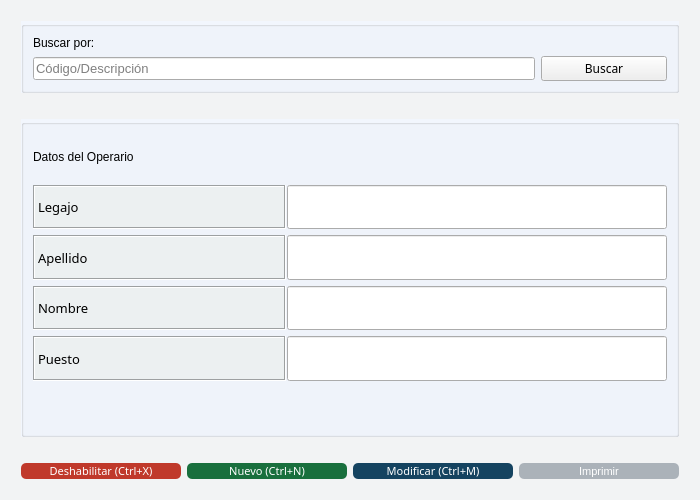
Lonaris/Corupel, file Vistas/gui/detalles/operario_detalle.ui: the form before one commit.
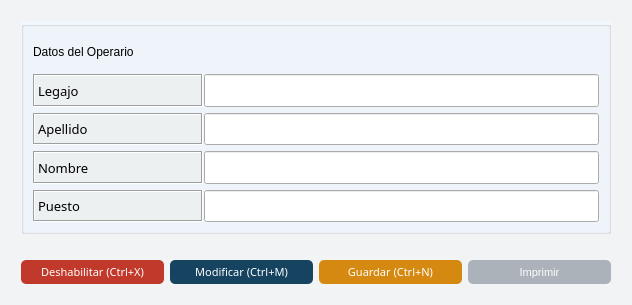
The form after the commit. Icons and pictures are not drawn.

The edit to the form file:
```diff
--- a/Vistas/gui/detalles/operario_detalle.ui
+++ b/Vistas/gui/detalles/operario_detalle.ui
@@ -6,8 +6,8 @@
    <rect>
     <x>0</x>
     <y>0</y>
-    <width>700</width>
-    <height>500</height>
+    <width>632</width>
+    <height>305</height>
    </rect>
   </property>
   <property name="sizePolicy">
@@ -439,7 +439,7 @@
   </property>
   <layout class="QGridLayout" name="gridLayout_3">
    <item row="0" column="0">
-    <layout class="QGridLayout" name="gridLayout" rowstretch="0,0,80,0,0" columnstretch="20,0">
+    <layout class="QGridLayout" name="gridLayout" rowstretch="90,0,10" columnstretch="20,0">
      <property name="leftMargin">
       <number>10</number>
      </property>
@@ -453,282 +453,6 @@
       <number>10</number>
      </property>
      <item row="2" column="0" colspan="2">
-      <widget class="QGroupBox" name="groupBox_2">
-       <property name="font">
-        <font>
-         <family>Arial</family>
-         <pointsize>10</pointsize>
-         <weight>75</weight>
-         <bold>true</bold>
-        </font>
-       </property>
-       <property name="styleSheet">
-        <string notr="true">#groupBox_2{
-	background-color: #F2F6FD;
-	}</string>
-       </property>
-       <property name="title">
-        <string/>
-       </property>
-       <layout class="QGridLayout" name="gridLayout_5" columnstretch="40,60">
-        <property name="horizontalSpacing">
-         <number>1</number>
-        </property>
-        <item row="1" column="1">
-         <widget class="QLineEdit" name="ope_legajo">
-          <property name="sizePolicy">
-           <sizepolicy hsizetype="Expanding" vsizetype="Expanding">
-            <horstretch>0</horstretch>
-            <verstretch>0</verstretch>
-           </sizepolicy>
-          </property>
-          <property name="font">
-           <font>
-            <family>DokChampa</family>
-            <pointsize>10</pointsize>
-            <weight>50</weight>
-            <bold>false</bold>
-           </font>
-          </property>
-          <property name="text">
-           <string/>
-          </property>
-         </widget>
-        </item>
-        <item row="2" column="1">
-         <widget class="QLineEdit" name="ope_apellido">
-          <property name="sizePolicy">
-           <sizepolicy hsizetype="Expanding" vsizetype="Expanding">
-            <horstretch>0</horstretch>
-            <verstretch>0</verstretch>
-           </sizepolicy>
-          </property>
-          <property name="font">
-           <font>
-            <family>DokChampa</family>
-            <pointsize>10</pointsize>
-            <weight>50</weight>
-            <bold>false</bold>
-           </font>
-          </property>
-          <property name="text">
-           <string/>
-          </property>
-         </widget>
-        </item>
-        <item row="0" column="0">
-         <widget class="QLabel" name="label">
-          <property name="sizePolicy">
-           <sizepolicy hsizetype="Expanding" vsizetype="Expanding">
-            <horstretch>0</horstretch>
-            <verstretch>0</verstretch>
-           </sizepolicy>
-          </property>
-          <property name="text">
-           <string>Datos del Operario</string>
-          </property>
-         </widget>
-        </item>
-        <item row="2" column="0">
-         <widget class="QLabel" name="label_apellido">
-          <property name="sizePolicy">
-           <sizepolicy hsizetype="Expanding" vsizetype="Expanding">
-            <horstretch>0</horstretch>
-            <verstretch>0</verstretch>
-           </sizepolicy>
-          </property>
-          <property name="font">
-           <font>
-            <family>DokChampa</family>
-            <pointsize>10</pointsize>
-            <weight>50</weight>
-            <bold>false</bold>
-           </font>
-          </property>
-          <property name="styleSheet">
-           <string notr="true">#label_apellido{
-	background-color: #ECF0F1;
-	}</string>
-          </property>
-          <property name="frameShape">
-           <enum>QFrame::Box</enum>
-          </property>
-          <property name="frameShadow">
-           <enum>QFrame::Sunken</enum>
-          </property>
-          <property name="text">
-           <string>Apellido</string>
-          </property>
-         </widget>
-        </item>
-        <item row="3" column="0">
-         <widget class="QLabel" name="label_nombre">
-          <property name="sizePolicy">
-           <sizepolicy hsizetype="Expanding" vsizetype="Preferred">
-            <horstretch>0</horstretch>
-            <verstretch>0</verstretch>
-           </sizepolicy>
-          </property>
-          <property name="font">
-           <font>
-            <family>DokChampa</family>
-            <pointsize>10</pointsize>
-            <weight>50</weight>
-            <bold>false</bold>
-           </font>
-          </property>
-          <property name="styleSheet">
-           <string notr="true">#label_nombre{
-	background-color: #ECF0F1;
-	}</string>
-          </property>
-          <property name="frameShape">
-           <enum>QFrame::Box</enum>
-          </property>
-          <property name="frameShadow">
-           <enum>QFrame::Sunken</enum>
-          </property>
-          <property name="text">
-           <string>Nombre</string>
-          </property>
-         </widget>
-        </item>
-        <item row="4" column="1">
-         <widget class="QLineEdit" name="ope_puesto">
-          <property name="sizePolicy">
-           <sizepolicy hsizetype="Expanding" vsizetype="Expanding">
-            <horstretch>0</horstretch>
-            <verstretch>0</verstretch>
-           </sizepolicy>
-          </property>
-          <property name="font">
-           <font>
-            <family>DokChampa</family>
-            <pointsize>10</pointsize>
-            <weight>50</weight>
-            <bold>false</bold>
-           </font>
-          </property>
-         </widget>
-        </item>
-        <item row="1" column="0">
-         <widget class="QLabel" name="label_legajo">
-          <property name="sizePolicy">
-           <sizepolicy hsizetype="Expanding" vsizetype="Expanding">
-            <horstretch>0</horstretch>
-            <verstretch>0</verstretch>
-           </sizepolicy>
-          </property>
-          <property name="font">
-           <font>
-            <family>DokChampa</family>
-            <pointsize>10</pointsize>
-            <weight>50</weight>
-            <bold>false</bold>
-           </font>
-          </property>
-          <property name="styleSheet">
-           <string notr="true">#label_legajo{
-	background-color: #ECF0F1;
-	}</string>
-          </property>
-          <property name="frameShape">
-           <enum>QFrame::Box</enum>
-          </property>
-          <property name="frameShadow">
-           <enum>QFrame::Sunken</enum>
-          </property>
-          <property name="text">
-           <string>Legajo</string>
-          </property>
-         </widget>
-        </item>
-        <item row="4" column="0">
-         <widget class="QLabel" name="label_puesto">
-          <property name="sizePolicy">
-           <sizepolicy hsizetype="Expanding" vsizetype="Expanding">
-            <horstretch>0</horstretch>
-            <verstretch>0</verstretch>
-           </sizepolicy>
-          </property>
-          <property name="font">
-           <font>
-            <family>DokChampa</family>
-            <pointsize>10</pointsize>
-            <weight>50</weight>
-            <bold>false</bold>
-           </font>
-          </property>
-          <property name="styleSheet">
-           <string notr="true">#label_puesto{
-	background-color: #ECF0F1;
-	}</string>
-          </property>
-          <property name="frameShape">
-           <enum>QFrame::Box</enum>
-          </property>
-          <property name="frameShadow">
-           <enum>QFrame::Sunken</enum>
-          </property>
-          <property name="text">
-           <string>Puesto</string>
-          </property>
-         </widget>
-        </item>
-        <item row="3" column="1">
-         <widget class="QLineEdit" name="ope_nombre">
-          <property name="enabled">
-           <bool>true</bool>
-          </property>
-          <property name="sizePolicy">
-           <sizepolicy hsizetype="Expanding" vsizetype="Expanding">
-            <horstretch>0</horstretch>
-            <verstretch>0</verstretch>
-           </sizepolicy>
-          </property>
-          <property name="font">
-           <font>
-            <family>DokChampa</family>
-            <pointsize>10</pointsize>
-            <weight>50</weight>
-            <bold>false</bold>
-           </font>
-          </property>
-          <property name="text">
-           <string/>
-          </property>
-         </widget>
-        </item>
-        <item row="5" column="0" colspan="2">
-         <spacer name="verticalSpacer">
-          <property name="orientation">
-           <enum>Qt::Vertical</enum>
-          </property>
-          <property name="sizeHint" stdset="0">
-           <size>
-            <width>20</width>
-            <height>40</height>
-           </size>
-          </property>
-         </spacer>
-        </item>
-       </layout>
-      </widget>
-     </item>
-     <item row="3" column="0" colspan="2">
-      <spacer name="horizontalSpacer">
-       <property name="orientation">
-        <enum>Qt::Horizontal</enum>
-       </property>
-       <property name="sizeHint" stdset="0">
-        <size>
-         <width>40</width>
-         <height>20</height>
-        </size>
-       </property>
-      </spacer>
-     </item>
-     <item row="4" column="0" colspan="2">
       <layout class="QHBoxLayout" name="horizontalLayout" stretch="20,20,20,20">
        <item>
         <widget class="QPushButton" name="btn_deshabilitar">
@@ -1188,51 +912,6 @@
          </property>
         </widget>
        </item>
-       <item>
-        <widget class="QPushButton" name="btn_nuevo">
-         <property name="sizePolicy">
-          <sizepolicy hsizetype="Expanding" vsizetype="Expanding">
-           <horstretch>0</horstretch>
-           <verstretch>0</verstretch>
-          </sizepolicy>
-         </property>
-         <property name="font">
-          <font>
-           <family>Ariall</family>
-           <pointsize>-1</pointsize>
-          </font>
-         </property>
-         <property name="styleSheet">
-          <string notr="true">/*Estilos para el botón*/
-
-#btn_nuevo{
-	background-color: #196F3D;
-	color: #ffffff;
-	font-family: 'Ariall';
-	font-size: 11px;
-	border-radius: 5px;
-	}
-
-#btn_nuevo:hover{
-	background-color: #04B431;
-	}
-</string>
-         </property>
-         <property name="text">
-          <string>Nuevo (Ctrl+N)</string>
-         </property>
-         <property name="icon">
-          <iconset>
-           <normaloff>../ico/add_to_database.ico</normaloff>../ico/add_to_database.ico</iconset>
-         </property>
-         <property name="iconSize">
-          <size>
-           <width>40</width>
-           <height>40</height>
-          </size>
-         </property>
-        </widget>
-       </item>
        <item>
         <widget class="QPushButton" name="btn_modificar">
          <property name="sizePolicy">
@@ -1284,6 +963,52 @@
          </property>
         </widget>
        </item>
+       <item>
+        <widget class="QPushButton" name="btn_nuevo">
+         <property name="sizePolicy">
+          <sizepolicy hsizetype="Expanding" vsizetype="Expanding">
+           <horstretch>0</horstretch>
+           <verstretch>0</verstretch>
+          </sizepolicy>
+         </property>
+         <property name="font">
+          <font>
+           <family>Ariall</family>
+           <pointsize>-1</pointsize>
+          </font>
+         </property>
+         <property name="styleSheet">
+          <string notr="true">/*Estilos para el botón*/
+
+#btn_nuevo{
+	background-color: #D68910  ;
+	color: #ffffff;
+	font-family: 'Ariall';
+	font-size: 11px;
+	border-radius: 5px;
+	}
+
+#btn_nuevo:hover{
+	background-color: #F1C40F ;
+	}
+
+</string>
+         </property>
+         <property name="text">
+          <string>Guardar (Ctrl+N)</string>
+         </property>
+         <property name="icon">
+          <iconset>
+           <normaloff>../ico/save.ico</normaloff>../ico/save.ico</iconset>
+         </property>
+         <property name="iconSize">
+          <size>
+           <width>40</width>
+           <height>40</height>
+          </size>
+         </property>
+        </widget>
+       </item>
        <item>
         <widget class="QPushButton" name="btn_imprimir">
          <property name="sizePolicy">
@@ -1323,84 +1048,249 @@
       </layout>
      </item>
      <item row="0" column="0" colspan="2">
-      <widget class="QGroupBox" name="groupBox_3">
+      <widget class="QGroupBox" name="groupBox_2">
+       <property name="font">
+        <font>
+         <family>Arial</family>
+         <pointsize>10</pointsize>
+         <weight>75</weight>
+         <bold>true</bold>
+        </font>
+       </property>
        <property name="styleSheet">
-        <string notr="true">#groupBox_3{
+        <string notr="true">#groupBox_2{
 	background-color: #F2F6FD;
 	}</string>
        </property>
        <property name="title">
         <string/>
        </property>
-       <layout class="QGridLayout" name="gridLayout_2" columnstretch="80,20">
-        <item row="1" column="0">
-         <widget class="QLineEdit" name="buscador_2">
-          <property name="sizePolicy">
-           <sizepolicy hsizetype="Expanding" vsizetype="Fixed">
-            <horstretch>0</horstretch>
-            <verstretch>0</verstretch>
-           </sizepolicy>
-          </property>
-          <property name="font">
-           <font>
-            <family>MS Shell Dlg 2</family>
-            <pointsize>10</pointsize>
-            <weight>50</weight>
-            <bold>false</bold>
-           </font>
-          </property>
-          <property name="mouseTracking">
-           <bool>false</bool>
-          </property>
-          <property name="text">
-           <string/>
-          </property>
-          <property name="frame">
+       <layout class="QGridLayout" name="gridLayout_5" columnstretch="30,70">
+        <property name="horizontalSpacing">
+         <number>1</number>
+        </property>
+        <item row="3" column="1">
+         <widget class="QLineEdit" name="ope_nombre">
+          <property name="enabled">
            <bool>true</bool>
           </property>
-          <property name="placeholderText">
-           <string>Código/Descripción</string>
+          <property name="sizePolicy">
+           <sizepolicy hsizetype="Expanding" vsizetype="Expanding">
+            <horstretch>0</horstretch>
+            <verstretch>0</verstretch>
+           </sizepolicy>
+          </property>
+          <property name="font">
+           <font>
+            <family>DokChampa</family>
+            <pointsize>10</pointsize>
+            <weight>50</weight>
+            <bold>false</bold>
+           </font>
+          </property>
+          <property name="text">
+           <string/>
+          </property>
+         </widget>
+        </item>
+        <item row="1" column="0">
+         <widget class="QLabel" name="label_legajo">
+          <property name="sizePolicy">
+           <sizepolicy hsizetype="Expanding" vsizetype="Expanding">
+            <horstretch>0</horstretch>
+            <verstretch>0</verstretch>
+           </sizepolicy>
+          </property>
+          <property name="font">
+           <font>
+            <family>DokChampa</family>
+            <pointsize>10</pointsize>
+            <weight>50</weight>
+            <bold>false</bold>
+           </font>
+          </property>
+          <property name="styleSheet">
+           <string notr="true">#label_legajo{
+	background-color: #ECF0F1;
+	}</string>
+          </property>
+          <property name="frameShape">
+           <enum>QFrame::Box</enum>
+          </property>
+          <property name="frameShadow">
+           <enum>QFrame::Sunken</enum>
+          </property>
+          <property name="text">
+           <string>Legajo</string>
+          </property>
+         </widget>
+        </item>
+        <item row="4" column="0">
+         <widget class="QLabel" name="label_puesto">
+          <property name="sizePolicy">
+           <sizepolicy hsizetype="Expanding" vsizetype="Expanding">
+            <horstretch>0</horstretch>
+            <verstretch>0</verstretch>
+           </sizepolicy>
+          </property>
+          <property name="font">
+           <font>
+            <family>DokChampa</family>
+            <pointsize>10</pointsize>
+            <weight>50</weight>
+            <bold>false</bold>
+           </font>
+          </property>
+          <property name="styleSheet">
+           <string notr="true">#label_puesto{
+	background-color: #ECF0F1;
+	}</string>
+          </property>
+          <property name="frameShape">
+           <enum>QFrame::Box</enum>
+          </property>
+          <property name="frameShadow">
+           <enum>QFrame::Sunken</enum>
+          </property>
+          <property name="text">
+           <string>Puesto</string>
           </property>
          </widget>
         </item>
         <item row="1" column="1">
-         <widget class="QPushButton" name="btn_buscar_2">
+         <widget class="QLineEdit" name="ope_legajo">
           <property name="sizePolicy">
-           <sizepolicy hsizetype="Expanding" vsizetype="Fixed">
+           <sizepolicy hsizetype="Expanding" vsizetype="Expanding">
             <horstretch>0</horstretch>
             <verstretch>0</verstretch>
            </sizepolicy>
           </property>
           <property name="font">
            <font>
-            <family>Ariall</family>
+            <family>DokChampa</family>
+            <pointsize>10</pointsize>
+            <weight>50</weight>
+            <bold>false</bold>
            </font>
           </property>
+          <property name="text">
+           <string/>
+          </property>
+         </widget>
+        </item>
+        <item row="3" column="0">
+         <widget class="QLabel" name="label_nombre">
+          <property name="sizePolicy">
+           <sizepolicy hsizetype="Expanding" vsizetype="Preferred">
+            <horstretch>0</horstretch>
+            <verstretch>0</verstretch>
+           </sizepolicy>
+          </property>
+          <property name="font">
+           <font>
+            <family>DokChampa</family>
+            <pointsize>10</pointsize>
+            <weight>50</weight>
+            <bold>false</bold>
+           </font>
+          </property>
           <property name="styleSheet">
-           <string notr="true"/>
+           <string notr="true">#label_nombre{
+	background-color: #ECF0F1;
+	}</string>
           </property>
+          <property name="frameShape">
+           <enum>QFrame::Box</enum>
+          </property>
+          <property name="frameShadow">
+           <enum>QFrame::Sunken</enum>
+          </property>
           <property name="text">
-           <string>Buscar</string>
+           <string>Nombre</string>
           </property>
-          <property name="icon">
-           <iconset>
-            <normaloff>../ico/search.png</normaloff>../ico/search.png</iconset>
+         </widget>
+        </item>
+        <item row="2" column="1">
+         <widget class="QLineEdit" name="ope_apellido">
+          <property name="sizePolicy">
+           <sizepolicy hsizetype="Expanding" vsizetype="Expanding">
+            <horstretch>0</horstretch>
+            <verstretch>0</verstretch>
+           </sizepolicy>
           </property>
-          <property name="iconSize">
-           <size>
-            <width>10</width>
-            <height>10</height>
-           </size>
+          <property name="font">
+           <font>
+            <family>DokChampa</family>
+            <pointsize>10</pointsize>
+            <weight>50</weight>
+            <bold>false</bold>
+           </font>
           </property>
+          <property name="text">
+           <string/>
+          </property>
          </widget>
         </item>
-        <item row="0" column="0" colspan="2">
-         <widget class="QLabel" name="label_2">
+        <item row="0" column="0">
+         <widget class="QLabel" name="label">
+          <property name="sizePolicy">
+           <sizepolicy hsizetype="Expanding" vsizetype="Expanding">
+            <horstretch>0</horstretch>
+            <verstretch>0</verstretch>
+           </sizepolicy>
+          </property>
+          <property name="text">
+           <string>Datos del Operario</string>
+          </property>
+         </widget>
+        </item>
+        <item row="2" column="0">
+         <widget class="QLabel" name="label_apellido">
+          <property name="sizePolicy">
+           <sizepolicy hsizetype="Expanding" vsizetype="Expanding">
+            <horstretch>0</horstretch>
+            <verstretch>0</verstretch>
+           </sizepolicy>
+          </property>
+          <property name="font">
+           <font>
+            <family>DokChampa</family>
+            <pointsize>10</pointsize>
+            <weight>50</weight>
+            <bold>false</bold>
+           </font>
+          </property>
           <property name="styleSheet">
-           <string notr="true"/>
+           <string notr="true">#label_apellido{
+	background-color: #ECF0F1;
+	}</string>
           </property>
+          <property name="frameShape">
+           <enum>QFrame::Box</enum>
+          </property>
+          <property name="frameShadow">
+           <enum>QFrame::Sunken</enum>
+          </property>
           <property name="text">
-           <string>Buscar por:</string>
+           <string>Apellido</string>
+          </property>
+         </widget>
+        </item>
+        <item row="4" column="1">
+         <widget class="QLineEdit" name="ope_puesto">
+          <property name="sizePolicy">
+           <sizepolicy hsizetype="Expanding" vsizetype="Expanding">
+            <horstretch>0</horstretch>
+            <verstretch>0</verstretch>
+           </sizepolicy>
+          </property>
+          <property name="font">
+           <font>
+            <family>DokChampa</family>
+            <pointsize>10</pointsize>
+            <weight>50</weight>
+            <bold>false</bold>
+           </font>
           </property>
          </widget>
         </item>
@@ -1408,7 +1298,7 @@
       </widget>
      </item>
      <item row="1" column="0" colspan="2">
-      <spacer name="horizontalSpacer_2">
+      <spacer name="horizontalSpacer">
        <property name="orientation">
         <enum>Qt::Horizontal</enum>
        </property>
```
Left out of the diff: 3 changed lines with no effect on the pictures.
